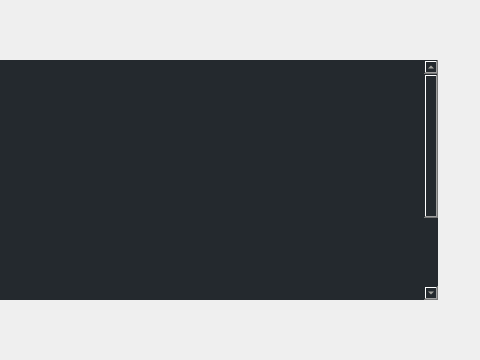
lakshya076/Cinematch, file UI/ui_main.ui: the form before one commit; both pictures show x 798 to 1278 and y 144 to 504 of the 1278 by 776 pixel window.
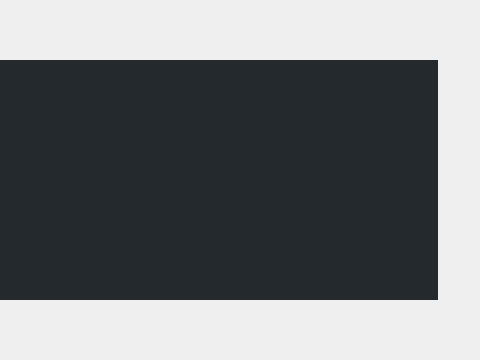
The form after the commit. The open tabs and pages were chosen to show the change. Icons and pictures are not drawn. Custom widgets are drawn as their Qt base class.

```diff
--- a/UI/ui_main.ui
+++ b/UI/ui_main.ui
@@ -2979,10 +2979,10 @@
                   </size>
                  </property>
                  <property name="styleSheet">
-                  <string notr="true">background-color:#24292e;
-                   color:#eeeade;
-                   font:14pt;
-                  </string>
+                  <string notr="true">background-color: #24292e;
+font: 14pt;
+color: #FFFAF0;
+</string>
                  </property>
                  <property name="frameShape">
                   <enum>QFrame::Panel</enum>
@@ -2998,21 +2998,7 @@
 &lt;html&gt;&lt;head&gt;&lt;meta name=&quot;qrichtext&quot; content=&quot;1&quot; /&gt;&lt;style type=&quot;text/css&quot;&gt;
 p, li { white-space: pre-wrap; }
 &lt;/style&gt;&lt;/head&gt;&lt;body style=&quot; font-family:'MS Shell Dlg 2'; font-size:14pt; font-weight:400; font-style:normal;&quot;&gt;
-&lt;p style=&quot; margin-top:0px; margin-bottom:0px; margin-left:0px; margin-right:0px; -qt-block-indent:0; text-indent:0px;&quot;&gt;                   &lt;/p&gt;
-&lt;p style=&quot; margin-top:0px; margin-bottom:0px; margin-left:0px; margin-right:0px; -qt-block-indent:0; text-indent:0px;&quot;&gt;                    &lt;/p&gt;
-&lt;p style=&quot; margin-top:0px; margin-bottom:0px; margin-left:0px; margin-right:0px; -qt-block-indent:0; text-indent:0px;&quot;&gt;                    &lt;/p&gt;
-&lt;p style=&quot; margin-top:0px; margin-bottom:0px; margin-left:0px; margin-right:0px; -qt-block-indent:0; text-indent:0px;&quot;&gt;                    &lt;/p&gt;
-&lt;p style=&quot; margin-top:0px; margin-bottom:0px; margin-left:0px; margin-right:0px; -qt-block-indent:0; text-indent:0px;&quot;&gt;                    &lt;/p&gt;
-&lt;p style=&quot; margin-top:0px; margin-bottom:0px; margin-left:0px; margin-right:0px; -qt-block-indent:0; text-indent:0px;&quot;&gt;                    &lt;/p&gt;
-&lt;p style=&quot; margin-top:0px; margin-bottom:0px; margin-left:0px; margin-right:0px; -qt-block-indent:0; text-indent:0px;&quot;&gt;                    &lt;/p&gt;
-&lt;p style=&quot; margin-top:0px; margin-bottom:0px; margin-left:0px; margin-right:0px; -qt-block-indent:0; text-indent:0px;&quot;&gt;                    &lt;/p&gt;
-&lt;p style=&quot; margin-top:0px; margin-bottom:0px; margin-left:0px; margin-right:0px; -qt-block-indent:0; text-indent:0px;&quot;&gt;                    &lt;/p&gt;
-&lt;p style=&quot; margin-top:0px; margin-bottom:0px; margin-left:0px; margin-right:0px; -qt-block-indent:0; text-indent:0px;&quot;&gt;                    &lt;/p&gt;
-&lt;p style=&quot; margin-top:0px; margin-bottom:0px; margin-left:0px; margin-right:0px; -qt-block-indent:0; text-indent:0px;&quot;&gt;                    &lt;/p&gt;
-&lt;p style=&quot; margin-top:0px; margin-bottom:0px; margin-left:0px; margin-right:0px; -qt-block-indent:0; text-indent:0px;&quot;&gt;                    &lt;/p&gt;
-&lt;p style=&quot; margin-top:0px; margin-bottom:0px; margin-left:0px; margin-right:0px; -qt-block-indent:0; text-indent:0px;&quot;&gt;                    &lt;/p&gt;
-&lt;p style=&quot; margin-top:0px; margin-bottom:0px; margin-left:0px; margin-right:0px; -qt-block-indent:0; text-indent:0px;&quot;&gt;                    &lt;/p&gt;
-&lt;p style=&quot; margin-top:0px; margin-bottom:0px; margin-left:0px; margin-right:0px; -qt-block-indent:0; text-indent:0px;&quot;&gt;                   &lt;/p&gt;&lt;/body&gt;&lt;/html&gt;</string>
+&lt;p style=&quot;-qt-paragraph-type:empty; margin-top:0px; margin-bottom:0px; margin-left:0px; margin-right:0px; -qt-block-indent:0; text-indent:0px;&quot;&gt;&lt;br /&gt;&lt;/p&gt;&lt;/body&gt;&lt;/html&gt;</string>
                  </property>
                 </widget>
                </item>
```
Left out of the diff: 36 changed lines with no effect on the pictures.
